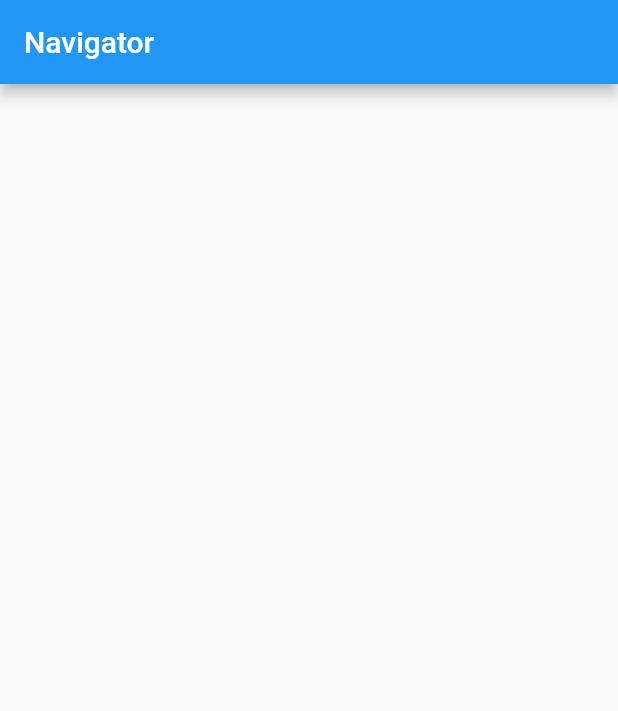
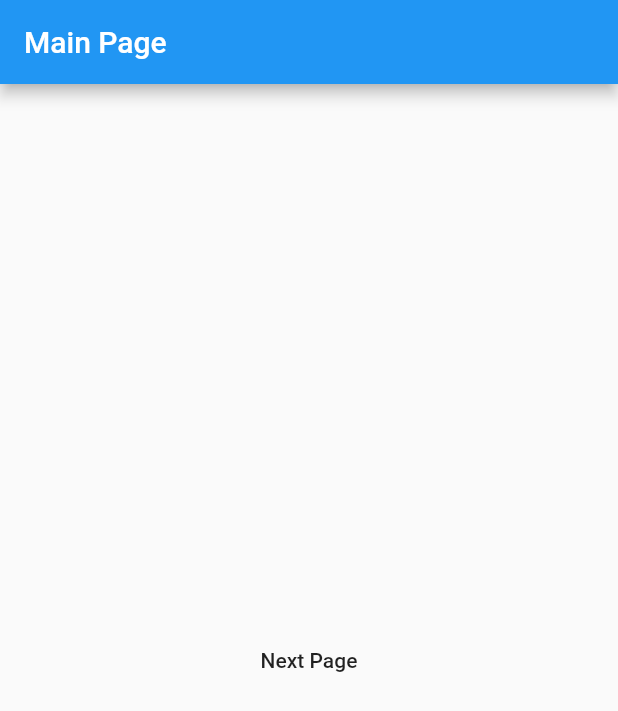
Before and after one commit to AUNG533/Navigator_Example, a Flutter app: the screen it shows after launch, on a phone screen of 412 x 824 dp. Shown: the top 711 px of the screen. Run offline on Flutter 3.47's test engine with Material 2 defaults, Android fonts, the phone set to English and light mode, and no system bars.

Commit message:
Navigator.pushNamed, Navigator.pop

```diff
--- a/lib/main.dart
+++ b/lib/main.dart
@@ -1,24 +1,73 @@
+// ignore_for_file: prefer_const_constructors
+
 import 'package:flutter/material.dart';
 
 void main() {
-  runApp(const MyApp());
+  runApp(MyApp());
 }
 
 class MyApp extends StatelessWidget {
-  const MyApp({Key? key}) : super(key: key);
+  MyApp({Key? key}) : super(key: key);
+
+  final _route = <String, WidgetBuilder>{
+    '/page1': (BuildContext context) => MyApp(),
+    '/page2': (BuildContext context) => Page2(),
+    '/page3': (BuildContext context) => MyApp(),
+    '/page4': (BuildContext context) => MyApp(),
+  };
 
   @override
   Widget build(BuildContext context) {
     return MaterialApp(
-      title: 'Flutter Demo',
+      routes: _route,
+      title: 'Navigator',
       theme: ThemeData(
         primarySwatch: Colors.blue,
       ),
-      home: Scaffold(
-        appBar: AppBar(
-          title: const Text("Navigator"),
+      home: Page1(),
+    );
+  }
+}
+
+class Page1 extends StatelessWidget {
+  const Page1({Key? key}) : super(key: key);
+
+  @override
+  Widget build(BuildContext context) {
+    return Scaffold(
+      appBar: AppBar(
+        title: const Text("Main Page"),
+      ),
+      body: Center(
+        child: FlatButton(
+          onPressed: () {
+            Navigator.pushNamed(context, '/page2');
+          },
+          child: Text("Next Page"),
         ),
       ),
     );
   }
 }
+
+
+class Page2 extends StatelessWidget {
+  const Page2({Key? key}) : super(key: key);
+
+  @override
+  Widget build(BuildContext context) {
+    return Scaffold(
+      appBar: AppBar(
+        title: const Text("Page2"),
+      ),
+      body: Center(
+        child: FlatButton(
+          onPressed: () {
+            Navigator.pop(context);
+          },
+          child: Text("Back"),
+        ),
+      ),
+    );
+  }
+}
```
